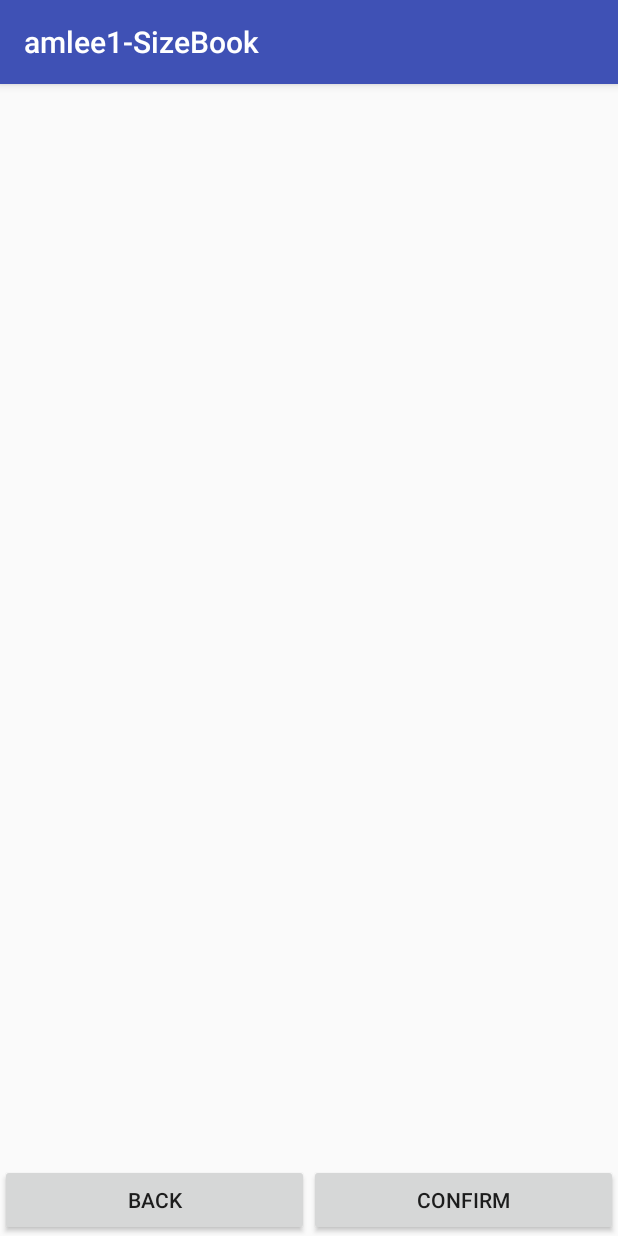
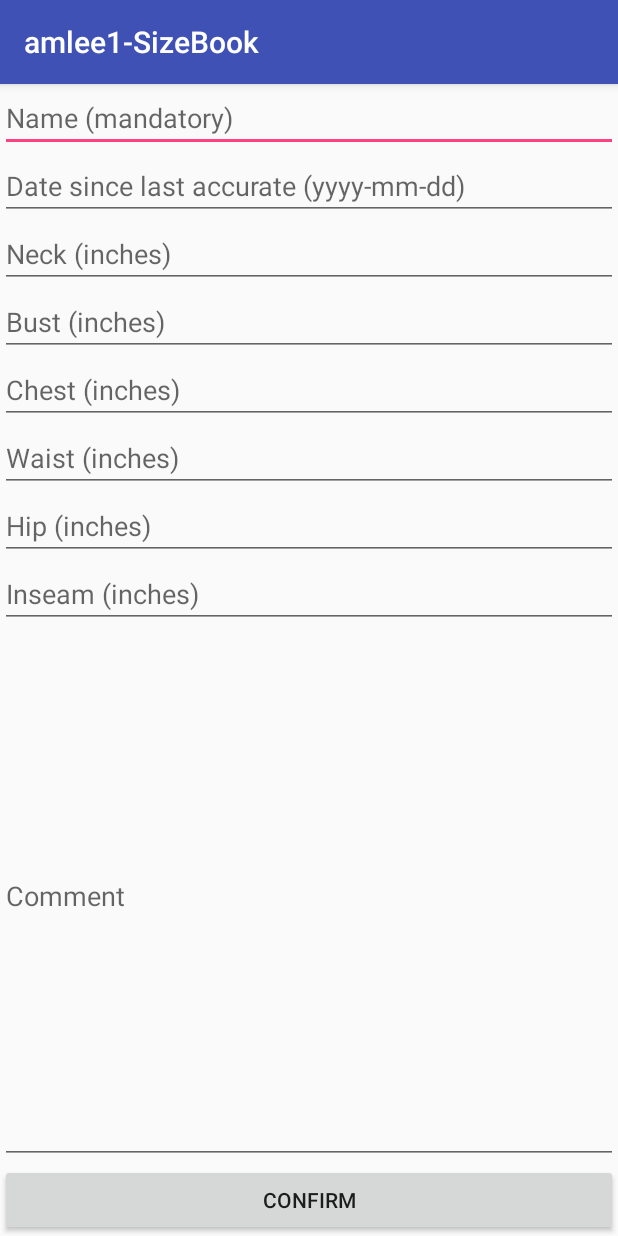
Before and after one commit to LeeAustin/amlee1-SizeBook, an Android app: the AddActivity screen opened directly, with no data from a screen before it, on a phone screen of 412 x 824 dp. Run offline under Robolectric (Android 15) with nearby library versions, the light colour scheme and no system bars.

Commit message:
more UI updates

```diff
--- a/app/src/main/res/layout/activity_add.xml
+++ b/app/src/main/res/layout/activity_add.xml
@@ -4,18 +4,55 @@
     xmlns:tools="http://schemas.android.com/tools"
     android:layout_width="match_parent"
     android:layout_height="match_parent"
-    android:orientation="horizontal">
+    android:orientation="vertical">
+
+    <EditText android:id="@+id/add_name"
+        android:layout_width="match_parent"
+        android:layout_height="wrap_content"
+        android:hint="@string/add_name" />
+    <EditText android:id="@+id/add_date"
+        android:layout_width="match_parent"
+        android:layout_height="wrap_content"
+        android:hint="@string/add_date"
+        android:inputType="date" />
+    <EditText android:id="@+id/add_neck"
+        android:layout_width="match_parent"
+        android:layout_height="wrap_content"
+        android:hint="@string/add_neck"
+        android:inputType="numberDecimal" />
+    <EditText android:id="@+id/add_bust"
+        android:layout_width="match_parent"
+        android:layout_height="wrap_content"
+        android:hint="@string/add_bust"
+        android:inputType="numberDecimal" />
+    <EditText android:id="@+id/add_chest"
+        android:layout_width="match_parent"
+        android:layout_height="wrap_content"
+        android:hint="@string/add_chest"
+        android:inputType="numberDecimal" />
+    <EditText android:id="@+id/add_waist"
+        android:layout_width="match_parent"
+        android:layout_height="wrap_content"
+        android:hint="@string/add_waist"
+        android:inputType="numberDecimal" />
+    <EditText android:id="@+id/add_hip"
+        android:layout_width="match_parent"
+        android:layout_height="wrap_content"
+        android:hint="@string/add_hip"
+        android:inputType="numberDecimal" />
+    <EditText android:id="@+id/add_inseam"
+        android:layout_width="match_parent"
+        android:layout_height="wrap_content"
+        android:hint="@string/add_inseam"
+        android:inputType="numberDecimal" />
+    <EditText android:id="@+id/add_comment"
+        android:layout_width="match_parent"
+        android:layout_height="0dp"
+        android:layout_weight="1"
+        android:hint="@string/add_comment" />
     <Button
-        android:layout_weight="1"
-        android:layout_width="0dp"
+        android:layout_width="match_parent"
         android:layout_height="wrap_content"
-        android:text="@string/button_back"
-        android:layout_gravity="bottom|start"
-        android:onClick="toMain" />
-    <Button
-        android:layout_weight="1"
-        android:layout_width="0dp"
-        android:layout_height="wrap_content"
-        android:text="@string/button_confirm"
-        android:layout_gravity="bottom|end" />
+        android:text="@string/button_confirm" />
+
 </LinearLayout>
--- a/app/src/main/res/values/strings.xml
+++ b/app/src/main/res/values/strings.xml
@@ -1,6 +1,14 @@
 <resources>
     <string name="app_name">amlee1-SizeBook</string>
-    <string name="edit_message">Enter a message</string>
+    <string name="add_name">Name (mandatory)</string>
+    <string name="add_date">Date since last accurate (yyyy-mm-dd)</string>
+    <string name="add_neck">Neck (inches)</string>
+    <string name="add_bust">Bust (inches)</string>
+    <string name="add_chest">Chest (inches)</string>
+    <string name="add_waist">Waist (inches)</string>
+    <string name="add_hip">Hip (inches)</string>
+    <string name="add_inseam">Inseam (inches)</string>
+    <string name="add_comment">Comment</string>
     <string name="button_add">Add New Entry</string>
     <string name="button_quit">Quit</string>
     <string name="button_back">Back</string>
```
Also changed, not shown: app/src/main/java/com/example/austin/amlee1_sizebook/Entry.java (added, +104 -0 lines), app/src/main/res/layout/activity_main.xml (+14 -10 lines).
